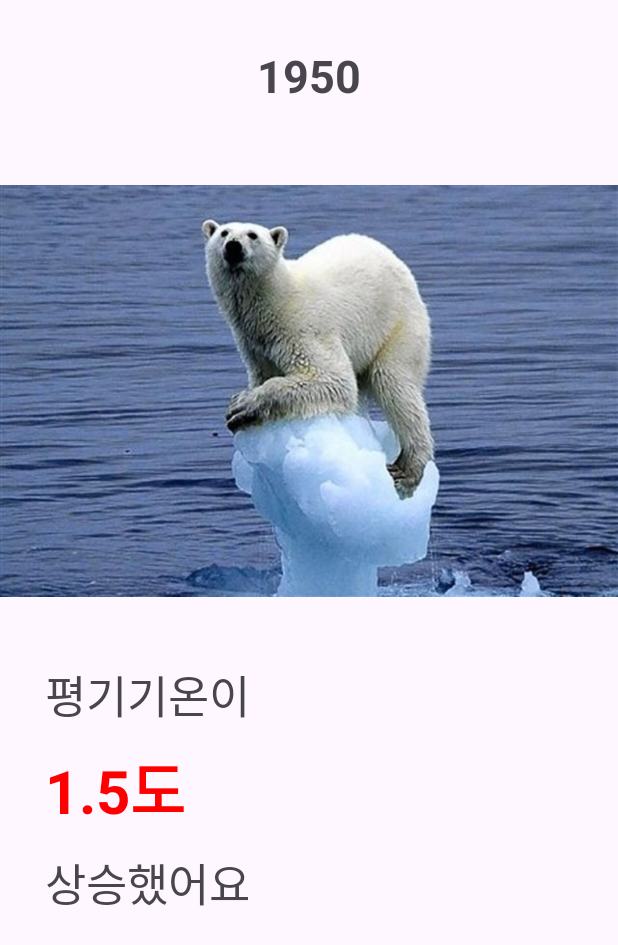
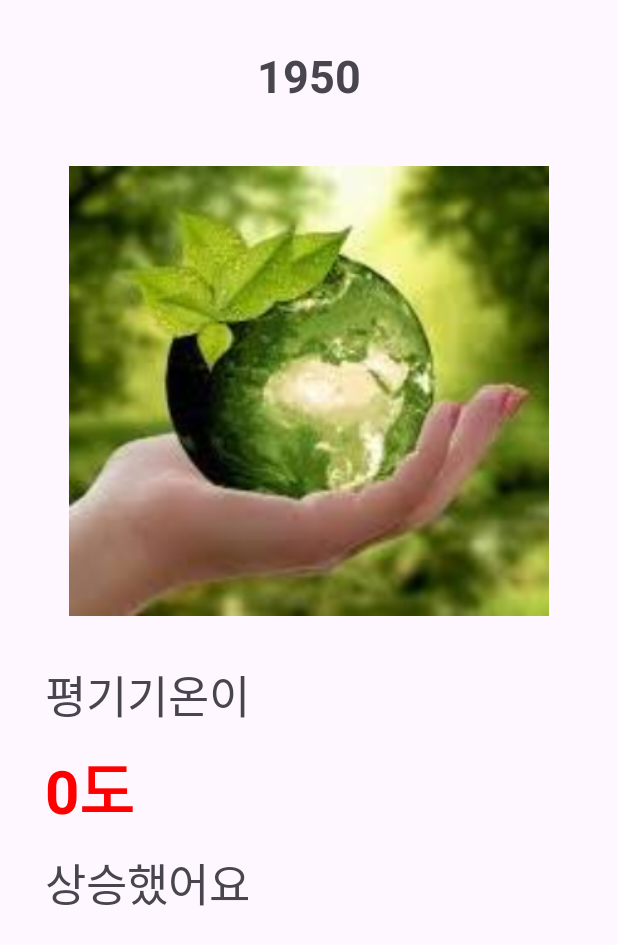
Before and after one commit to 2024-DGSW-hackathon/android, an Android app: the layout activity_main.xml on its own in the app's theme, with its tools: preview values and no code run, on a phone screen of 412 x 824 dp. Shown: the top 945 px of the screen. Run offline under Robolectric (Android 15) with nearby library versions, the phone set to English and light mode, and no system bars.

Commit message:
roop pow

```diff
--- a/app/src/main/res/layout/activity_main.xml
+++ b/app/src/main/res/layout/activity_main.xml
@@ -30,7 +30,7 @@
         app:layout_constraintStart_toStartOf="parent"
         app:layout_constraintEnd_toEndOf="parent"
         android:layout_marginTop="40dp"
-        android:src="@drawable/bear"
+        android:src="@drawable/earth"
     />
 
 
@@ -52,7 +52,7 @@
         android:id="@+id/temperatureText"
         android:layout_width="0dp"
         android:layout_height="wrap_content"
-        android:text="1.5도"
+        android:text="0도"
         android:textSize="40dp"
         android:textStyle="bold"
         android:textColor="@color/red"
```
Also changed, not shown: app/src/main/java/com/wsgd/sh/hackerthon/MainActivity.kt (+12 -0 lines).
